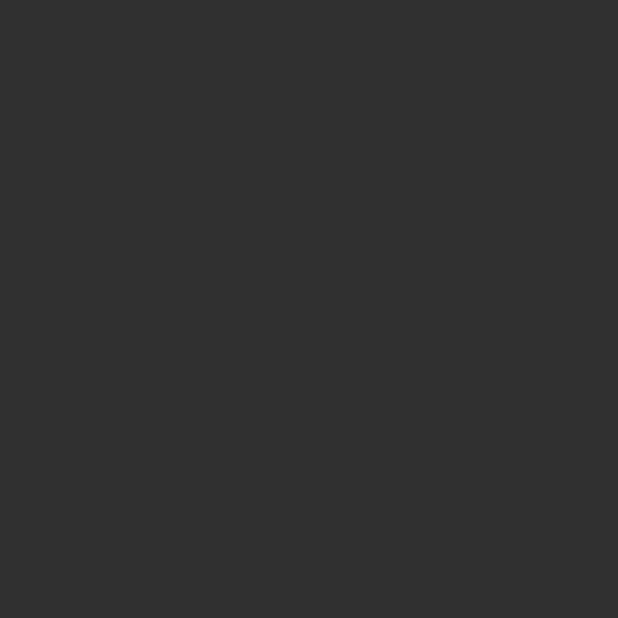
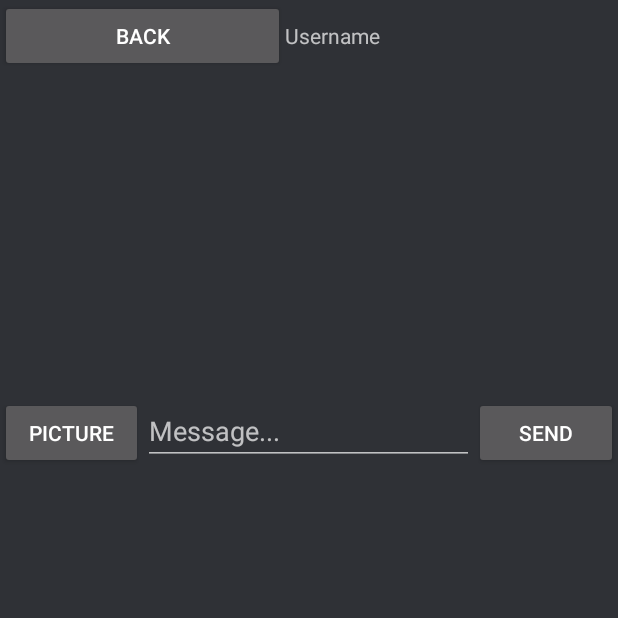
Before and after one commit to rstadler6/ProximityChat, an Android app: the ChatActivity screen opened directly, with no data from a screen before it, on a phone screen of 412 x 824 dp, the top half of it. Before the commit the part shown is empty. Run offline under Robolectric (Android 15) with nearby library versions, the phone set to English and light mode, and no system bars.

Commit message:
Chat Layout

```diff
--- a/app/src/main/java/ch/cmi/proximitychat/activity/ChatActivity.kt
+++ b/app/src/main/java/ch/cmi/proximitychat/activity/ChatActivity.kt
@@ -2,6 +2,7 @@ package ch.cmi.proximitychat.activity
 
 import androidx.appcompat.app.AppCompatActivity
 import android.os.Bundle
+import android.view.View
 import ch.cmi.proximitychat.R
 
 class ChatActivity : AppCompatActivity() {
@@ -9,4 +10,8 @@ class ChatActivity : AppCompatActivity() {
         super.onCreate(savedInstanceState)
         setContentView(R.layout.activity_chat)
     }
+
+    fun back (view: View?) {
+        finish()
+    }
 }
--- a/app/src/main/res/layout/activity_chat.xml
+++ b/app/src/main/res/layout/activity_chat.xml
@@ -4,6 +4,73 @@
     xmlns:tools="http://schemas.android.com/tools"
     android:layout_width="match_parent"
     android:layout_height="match_parent"
+    android:background="#2F3136"
     tools:context=".activity.ChatActivity">
 
+    <LinearLayout
+        android:layout_width="match_parent"
+        android:layout_height="match_parent"
+        android:orientation="vertical">
+
+        <LinearLayout
+            android:layout_width="match_parent"
+            android:layout_height="85dp"
+            android:orientation="horizontal">
+
+            <Button
+                android:id="@+id/backButton"
+                android:layout_width="32dp"
+                android:layout_height="wrap_content"
+                android:layout_weight="1"
+                android:onClick="back"
+                android:text="Back" />
+
+            <TextView
+                android:id="@+id/textView4"
+                android:layout_width="wrap_content"
+                android:layout_height="wrap_content"
+                android:layout_weight="1"
+                android:text="Username" />
+        </LinearLayout>
+
+        <LinearLayout
+            android:layout_width="match_parent"
+            android:layout_height="179dp"
+            android:orientation="horizontal">
+
+            <androidx.recyclerview.widget.RecyclerView
+                android:layout_width="match_parent"
+                android:layout_height="match_parent" />
+        </LinearLayout>
+
+        <LinearLayout
+            android:layout_width="match_parent"
+            android:layout_height="355dp"
+            android:orientation="horizontal">
+
+            <Button
+                android:id="@+id/button4"
+                android:layout_width="wrap_content"
+                android:layout_height="wrap_content"
+                android:layout_weight="1"
+                android:text="Picture" />
+
+            <EditText
+                android:id="@+id/editTextTextMultiLine"
+                android:hint="Message..."
+                android:layout_width="wrap_content"
+                android:layout_height="wrap_content"
+                android:layout_weight="1"
+                android:ems="10"
+                android:gravity="start|top"
+                android:inputType="textMultiLine" />
+
+            <Button
+                android:id="@+id/button2"
+                android:layout_width="wrap_content"
+                android:layout_height="wrap_content"
+                android:layout_weight="1"
+                android:text="Send" />
+        </LinearLayout>
+    </LinearLayout>
 </androidx.constraintlayout.widget.ConstraintLayout>
```
